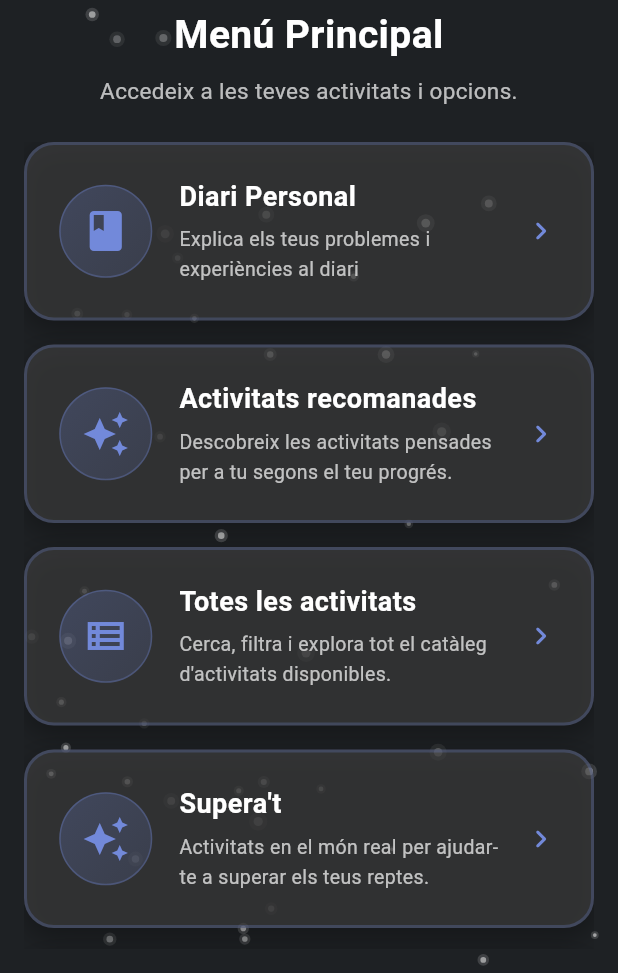
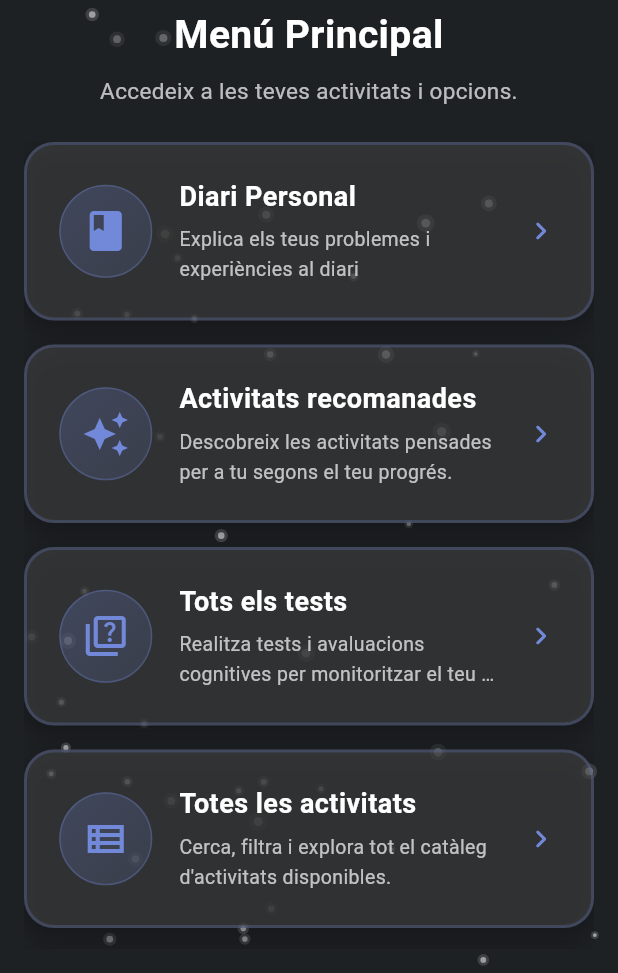
Before and after one commit to Labubu-Matcha-Latte-Gang/bitsxLaMarato_frontend_2025, a Flutter app: the PatientMenuPage screen opened directly, on a phone screen of 412 x 824 dp, the part 263-1236 px from its top. Run offline on Flutter 3.47's test engine with Material 3 defaults, Android fonts, the phone set to English and light mode, and no system bars; our stand-ins replace flutter_secure_storage, flutter_svg, google_fonts, shared_preferences, webview_flutter; missing offline and left inert: dart:html, dart:web_audio, record, universal_html; accounts and stored records are empty; project files that could hold a hidden picture were left out.

Commit message:
Add 'Tots els tests' card to patient menu
Introduces a new action card for accessing all cognitive tests and assessments in the patient menu page. This provides users with a direct way to monitor their progress through various tests.

```diff
--- a/lib/features/screens/patient/patient_menu_page.dart
+++ b/lib/features/screens/patient/patient_menu_page.dart
@@ -367,6 +367,27 @@ class _PatientMenuPageState extends State<PatientMenuPage> {
                               _CardContainer(
                                 isDarkMode: isDarkMode,
                                 child: _ActionCard(
+                                  title: 'Tots els tests',
+                                  description:
+                                      'Realitza tests i avaluacions cognitives per monitoritzar el teu progrés.',
+                                  icon: Icons.quiz_outlined,
+                                  isDarkMode: isDarkMode,
+                                  onTap: () {
+                                    Navigator.of(context).push(
+                                      MaterialPageRoute(
+                                        builder: (_) =>
+                                            test_page.AllActivitiesPage(
+                                          initialDarkMode: isDarkMode,
+                                        ),
+                                      ),
+                                    );
+                                  },
+                                ),
+                              ),
+                              const SizedBox(height: 16),
+                              _CardContainer(
+                                isDarkMode: isDarkMode,
+                                child: _ActionCard(
                                   title: 'Totes les activitats',
                                   description:
                                       'Cerca, filtra i explora tot el catàleg d\'activitats disponibles.',
@@ -389,16 +410,15 @@ class _PatientMenuPageState extends State<PatientMenuPage> {
                                 child: _ActionCard(
                                   title: 'Supera\'t',
                                   description:
-                                  'Activitats en el món real per ajudar-te a superar els teus reptes.',
+                                      'Activitats en el món real per ajudar-te a superar els teus reptes.',
                                   icon: Icons.auto_awesome,
                                   isDarkMode: isDarkMode,
                                   onTap: () {
                                     Navigator.of(context).push(
                                       MaterialPageRoute(
-                                        builder: (_) =>
-                                            Flashcards(
-                                              initialDarkMode: isDarkMode,
-                                            ),
+                                        builder: (_) => Flashcards(
+                                          initialDarkMode: isDarkMode,
+                                        ),
                                       ),
                                     );
                                   },
```
